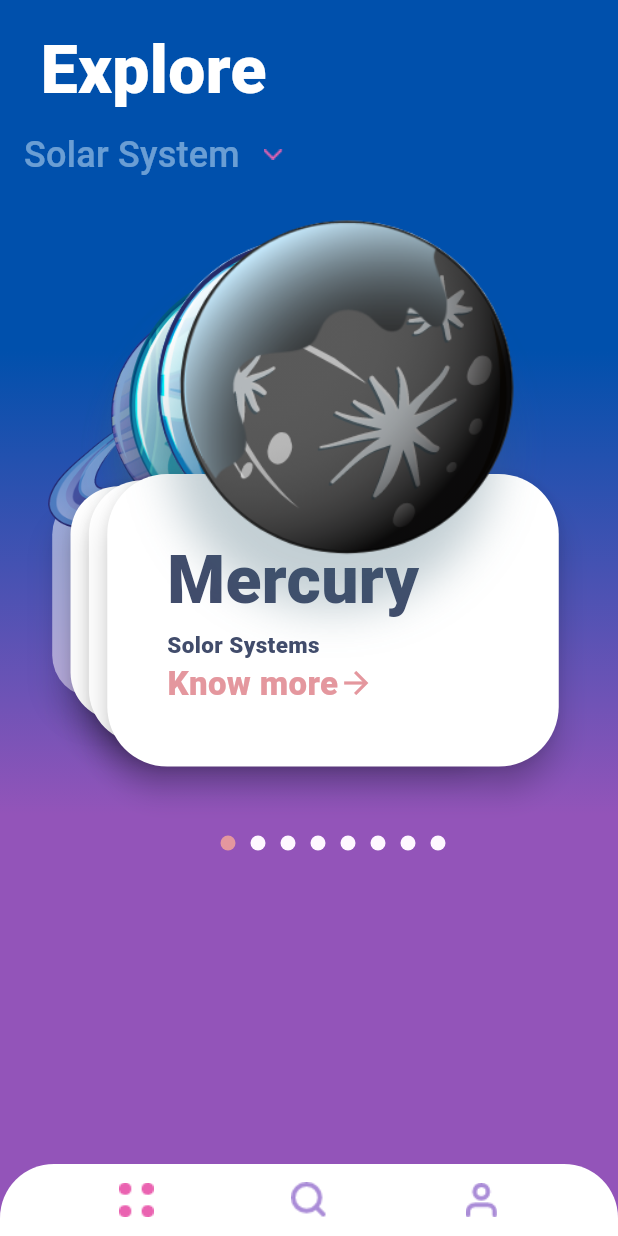
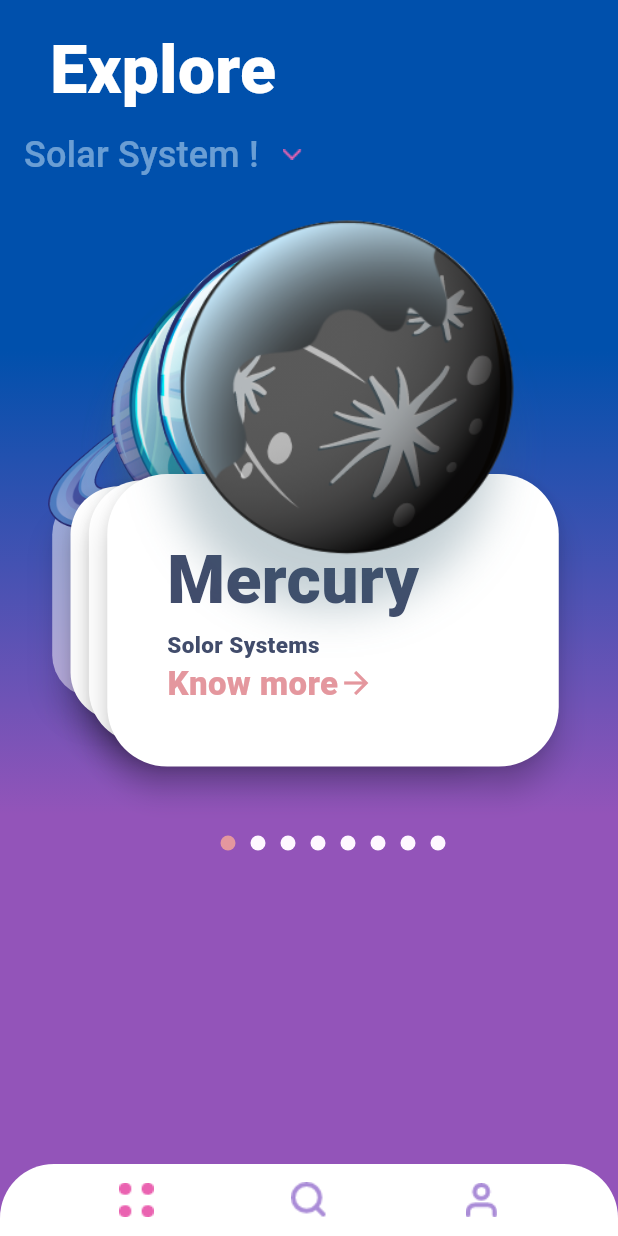
Before and after one commit to vlad821/flutter_universe, a Flutter app: the screen it shows after launch, on a phone screen of 412 x 824 dp. Run offline on Flutter 3.47's test engine with Material 3 defaults, Android fonts, the phone set to English and light mode, and no system bars; drawn by our look-alikes of card_swiper; Roboto replaces fonts that are missing (Avenir).

Commit message:
2 commit

```diff
--- a/lib/home_page.dart
+++ b/lib/home_page.dart
@@ -44,7 +44,7 @@ class _HomePageState extends State<HomePage> {
                       items: const [
                         DropdownMenuItem(
                           child: Text(
-                            'Solar System',
+                            'Solar System !',
                             style: TextStyle(
                               fontFamily: 'Avenir',
                               fontSize: 24,
```
